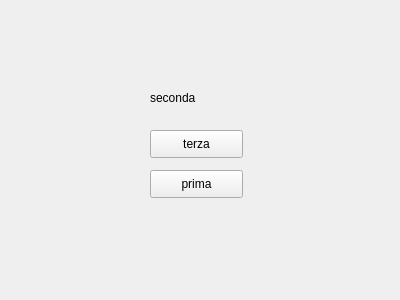
First picture: the form in NegozioDelUsatoPython/testing_leon2/seconda.ui, repository LeonUrsu/NegozioDellUsato-ExamIS, before the edit.
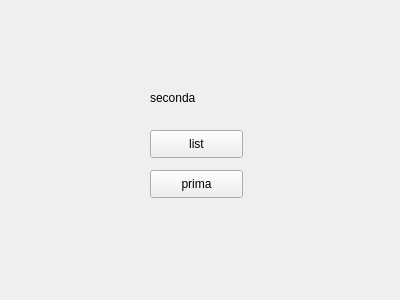
Second picture: the form after the edit.

The edit to the form file:
```diff
--- a/NegozioDelUsatoPython/testing_leon2/seconda.ui
+++ b/NegozioDelUsatoPython/testing_leon2/seconda.ui
@@ -23,7 +23,7 @@
     </rect>
    </property>
    <property name="text">
-    <string>terza</string>
+    <string>list</string>
    </property>
   </widget>
   <widget class="QPushButton" name="gotopribtn">
```
Left out of the diff: 2 changed lines with no effect on the pictures.
